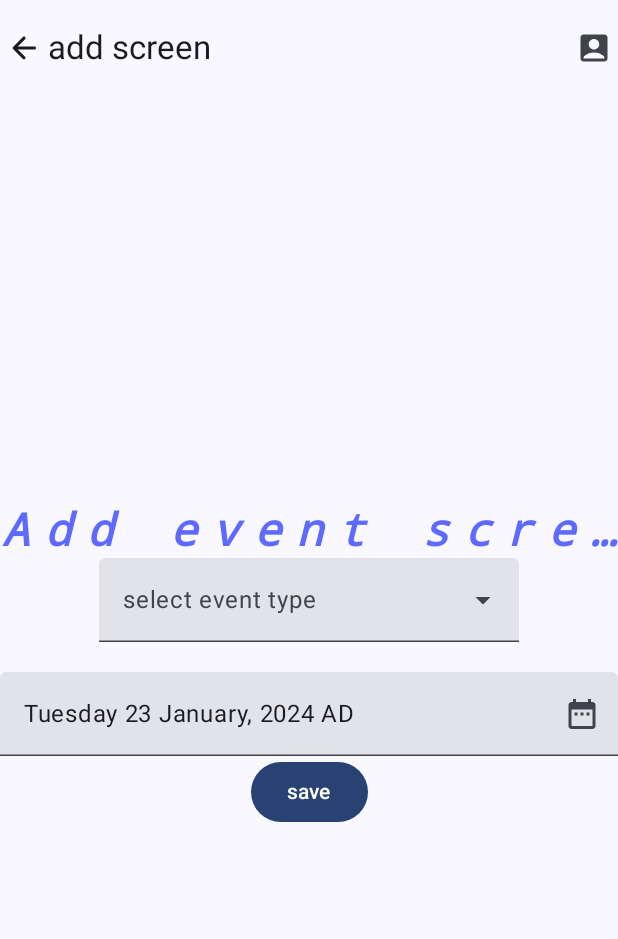
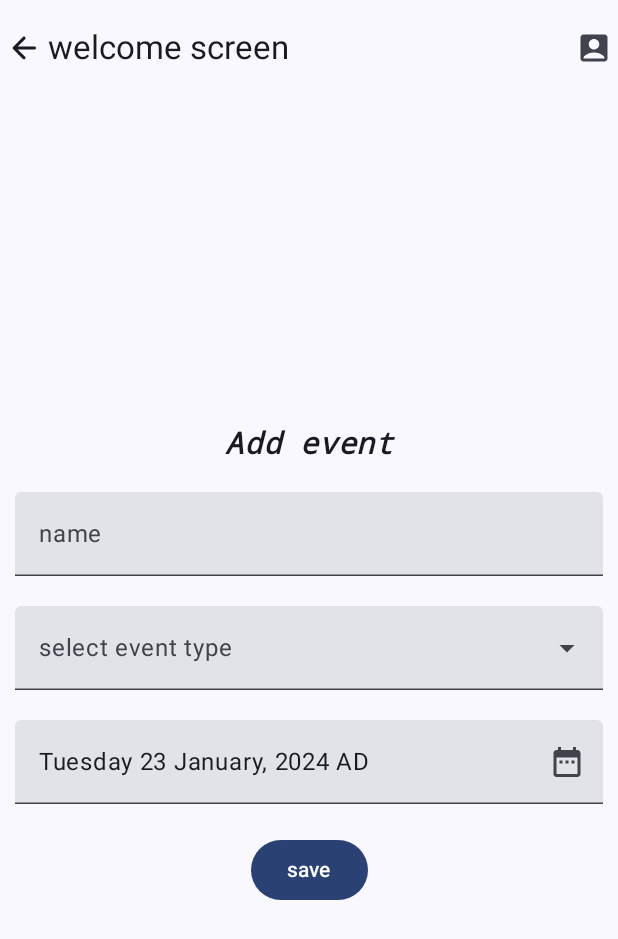
Before and after one commit to Lishaneticha/EventNotifier, an Android app built with Jetpack Compose: the AddEventScreen screen opened through its navigation route, on a phone screen of 412 x 824 dp. Shown: the top 939 px of the screen. Run offline under Robolectric (Android 15) with nearby library versions, the phone set to English and light mode, and no system bars; our stand-ins replace Dagger/Hilt's generated code; 3 statements that could not run were skipped.

Commit message:
Post Notification
Post Notification

```diff
--- a/app/src/main/AndroidManifest.xml
+++ b/app/src/main/AndroidManifest.xml
@@ -5,6 +5,7 @@
     <uses-permission android:name="android.permission.INTERNET"/>
     <uses-permission android:name="android.permission.ACCESS_FINE_LOCATION"/>
     <uses-permission android:name="android.permission.ACCESS_COARSE_LOCATION"/>
+    <uses-permission android:name="android.permission.POST_NOTIFICATIONS"/>
 
     <application
         android:name=".BaseApplication"
--- a/app/src/main/java/com/gebeya/eventnotifier/data/network/repository/EventRepositoryImpl.kt
+++ b/app/src/main/java/com/gebeya/eventnotifier/data/network/repository/EventRepositoryImpl.kt
@@ -65,7 +65,7 @@ class EventRepositoryImpl(
             while (true){
                 i+=1
                 trySend(i)
-                delay(1000L)
+                delay(5000L)
             }
         }
     }
--- a/app/src/main/java/com/gebeya/eventnotifier/ui/AddEvent.kt
+++ b/app/src/main/java/com/gebeya/eventnotifier/ui/AddEvent.kt
@@ -4,7 +4,10 @@ import android.os.Build
 import androidx.annotation.RequiresApi
 import androidx.compose.foundation.layout.Arrangement
 import androidx.compose.foundation.layout.Column
+import androidx.compose.foundation.layout.Spacer
 import androidx.compose.foundation.layout.fillMaxSize
+import androidx.compose.foundation.layout.fillMaxWidth
+import androidx.compose.foundation.layout.padding
 import androidx.compose.material3.Button
 import androidx.compose.material3.DropdownMenuItem
 import androidx.compose.material3.ExperimentalMaterial3Api
@@ -23,6 +26,7 @@ import androidx.compose.ui.text.font.FontStyle
 import androidx.compose.ui.text.font.FontWeight
 import androidx.compose.ui.text.style.TextAlign
 import androidx.compose.ui.text.style.TextOverflow
+import androidx.compose.ui.unit.dp
 import androidx.compose.ui.unit.sp
 import androidx.hilt.navigation.compose.hiltViewModel
 import com.gebeya.eventnotifier.data.db.entity.Event
@@ -36,6 +40,7 @@ import java.time.Instant
 fun AddEventScreen(){
 
     val addEventViewModel = hiltViewModel<AddEventViewmodel>()
+    val horizontalPadding = 10.dp
 
     Column(
         modifier = Modifier.fillMaxSize(),
@@ -43,17 +48,28 @@ fun AddEventScreen(){
         verticalArrangement = Arrangement.Center
     ){
         Text(
-            text = "Add event screen",
-            fontSize = 30.sp,
-            color = Color(0xFF5E69FF), //AARRGGBB
+            text = "Add event",
+            fontSize = 20.sp,
             fontStyle = FontStyle.Italic,
             fontWeight = FontWeight.Bold,
             fontFamily = FontFamily.Monospace,
-            letterSpacing = 10.sp,
             textAlign = TextAlign.Center,
             overflow = TextOverflow.Ellipsis,
             maxLines = 1
         )
+
+        Spacer(modifier = Modifier.padding(vertical = 10.dp))
+
+        TextField(
+            modifier = Modifier
+                .fillMaxWidth()
+                .padding(horizontal = horizontalPadding),
+            value = "",
+            onValueChange = {},
+            placeholder = { Text(text = "name")}
+        )
+
+        Spacer(modifier = Modifier.padding(vertical = 10.dp))
 
         val isExpanded = remember{
             mutableStateOf(false)
@@ -70,6 +86,9 @@ fun AddEventScreen(){
         val eventTypes = listOf("Conert", "Art Gallery", "Talent show")
 
         ExposedDropdownMenuBox(
+            modifier = Modifier
+                .fillMaxWidth()
+                .padding(horizontal = horizontalPadding),
             expanded = isExpanded.value,
             onExpandedChange = {
                 isExpanded.value = it
@@ -83,7 +102,9 @@ fun AddEventScreen(){
                 placeholder = { Text(text = "select event type")},
                 isError = addEventViewModel.nameError.value.isNotEmpty(),
                 supportingText = { Text(text = addEventViewModel.nameError.value) },
-                modifier = Modifier.menuAnchor()
+                modifier = Modifier
+                    .menuAnchor()
+                    .fillMaxWidth()
             )
 
             ExposedDropdownMenu(
@@ -107,6 +128,8 @@ fun AddEventScreen(){
                 eventDate.value = it
             }
         )
+
+        Spacer(modifier = Modifier.padding(vertical = 10.dp))
 
         Button(
             onClick = {
--- a/app/src/main/java/com/gebeya/eventnotifier/ui/EventApp.kt
+++ b/app/src/main/java/com/gebeya/eventnotifier/ui/EventApp.kt
@@ -1,5 +1,7 @@
 package com.gebeya.eventnotifier.ui
 
+import android.os.Build
+import androidx.annotation.RequiresApi
 import androidx.compose.foundation.clickable
 import androidx.compose.foundation.layout.fillMaxSize
 import androidx.compose.foundation.layout.padding
@@ -8,6 +10,7 @@ import androidx.compose.material.icons.rounded.AccountBox
 import androidx.compose.material.icons.rounded.ArrowBack
 import androidx.compose.material3.ExperimentalMaterial3Api
 import androidx.compose.material3.Icon
+import androidx.compose.material3.MaterialTheme
 import androidx.compose.material3.Scaffold
 import androidx.compose.material3.Surface
 import androidx.compose.material3.Text
@@ -25,6 +28,7 @@ import androidx.navigation.compose.rememberNavController
 import androidx.navigation.navArgument
 import com.gebeya.eventnotifier.viewmodel.WelcomeScreenViewModel
 
+@RequiresApi(Build.VERSION_CODES.O)
 @OptIn(ExperimentalMaterial3Api::class)
 @Composable
 fun EventApp(
@@ -60,19 +64,18 @@ fun EventApp(
         Surface(
             modifier = Modifier
                 .fillMaxSize()
-                .padding(it),
+                .padding(it)
         ) {
 
             NavHost(navController = navController, startDestination = "welcome screen" ){
                 composable(route = "welcome screen"){
                     canNavBack.value = navController.previousBackStackEntry != null
-
-                    WelcomeScreen(
-                        navToHomeScreen = {
-                            navController.navigate("home screen")
-                        },
-                        welcomeScreenViewModel = welcomeScreenViewModel
-                    )
+                    AddEventScreen()
+//                    WelcomeScreen(
+//                        navToHomeScreen = {
+//                            navController.navigate("home screen")
+//                        }
+//                    )
                 }
 
                 composable(route = "home screen"){ backStackEntry ->
--- a/app/src/main/java/com/gebeya/eventnotifier/ui/MainActivity.kt
+++ b/app/src/main/java/com/gebeya/eventnotifier/ui/MainActivity.kt
@@ -1,6 +1,8 @@
 package com.gebeya.eventnotifier.ui
 
 import android.Manifest
+import android.app.NotificationChannel
+import android.app.NotificationManager
 import android.content.pm.PackageManager
 import android.os.Build
 import android.os.Bundle
@@ -53,6 +55,15 @@ class MainActivity : ComponentActivity() {
             )
         }
 
+        val notificationChannel = NotificationChannel(
+            "event_notification",
+            "event notify",
+            NotificationManager.IMPORTANCE_HIGH
+        )
+
+        val notificationManager = getSystemService(NotificationManager::class.java)
+        notificationManager.createNotificationChannel(notificationChannel)
+
         setContent {
             EventNotifierTheme {
                 // A surface container using the 'background' color from the theme
--- a/app/src/main/java/com/gebeya/eventnotifier/ui/WelcomeScreen.kt
+++ b/app/src/main/java/com/gebeya/eventnotifier/ui/WelcomeScreen.kt
@@ -35,6 +35,7 @@ import androidx.hilt.navigation.compose.hiltViewModel
 import androidx.navigation.NavController
 import androidx.navigation.compose.rememberNavController
 import com.gebeya.eventnotifier.ui.components.EventDatePicker
+import com.gebeya.eventnotifier.ui.components.EventNotification
 import com.gebeya.eventnotifier.viewmodel.WelcomeScreenViewModel
 import com.google.android.gms.maps.CameraUpdateFactory
 import com.google.android.gms.maps.model.CameraPosition
@@ -52,15 +53,18 @@ import java.time.Instant
 @RequiresApi(Build.VERSION_CODES.O)
 @Composable
 fun WelcomeScreen(
-    navToHomeScreen: () -> Unit,
-    welcomeScreenViewModel: WelcomeScreenViewModel
+    navToHomeScreen: () -> Unit
 ){
     val welcomeScreenViewModel = hiltViewModel<WelcomeScreenViewModel>()
     val second by welcomeScreenViewModel.second.collectAsState()
     val location = welcomeScreenViewModel.location.collectAsState()
+    val eventNotification = EventNotification( LocalContext.current )
 
     println("location: ${location.value?.latitude} ${location.value?.longitude}")
 
+//    LaunchedEffect(second){
+//        eventNotification.basicNotification("Event Notifier", "This is an event notification")
+//    }
 
     val context = LocalContext.current
     val mapType = remember { mutableStateOf(MapType.TERRAIN) }
@@ -114,6 +118,9 @@ fun WelcomeScreen(
                         tint = if(mapType.value == MapType.TERRAIN){ Color.Black } else{ Color.White }
                     )
                 }
+                Button(onClick = { eventNotification.expandableNotification("Event Notifier", "This is an event notification") }) {
+                    Text(text = "Notify")
+                }
             }
         }
     }else{
--- a/app/src/main/java/com/gebeya/eventnotifier/ui/components/EventDatePicker.kt
+++ b/app/src/main/java/com/gebeya/eventnotifier/ui/components/EventDatePicker.kt
@@ -8,6 +8,7 @@ import androidx.annotation.RequiresApi
 import androidx.compose.foundation.interaction.MutableInteractionSource
 import androidx.compose.foundation.interaction.collectIsPressedAsState
 import androidx.compose.foundation.layout.fillMaxWidth
+import androidx.compose.foundation.layout.padding
 import androidx.compose.material.icons.Icons
 import androidx.compose.material.icons.filled.DateRange
 import androidx.compose.material3.ExperimentalMaterial3Api
@@ -18,6 +19,7 @@ import androidx.compose.runtime.mutableStateOf
 import androidx.compose.runtime.remember
 import androidx.compose.ui.Modifier
 import androidx.compose.ui.platform.LocalContext
+import androidx.compose.ui.unit.dp
 import java.text.SimpleDateFormat
 import java.time.Instant
 import java.util.Calendar
@@ -57,7 +59,8 @@ fun EventDatePicker(
     )
 
     TextField(
-        modifier = Modifier.fillMaxWidth(),
+        modifier = Modifier.fillMaxWidth()
+            .padding(horizontal = 10.dp),
         value = selectedDate.value,
         onValueChange = {},
         readOnly = true,
```
Also changed, not shown: app/src/main/java/com/gebeya/eventnotifier/ui/components/EventNotification.kt (added, +71 -0 lines).
